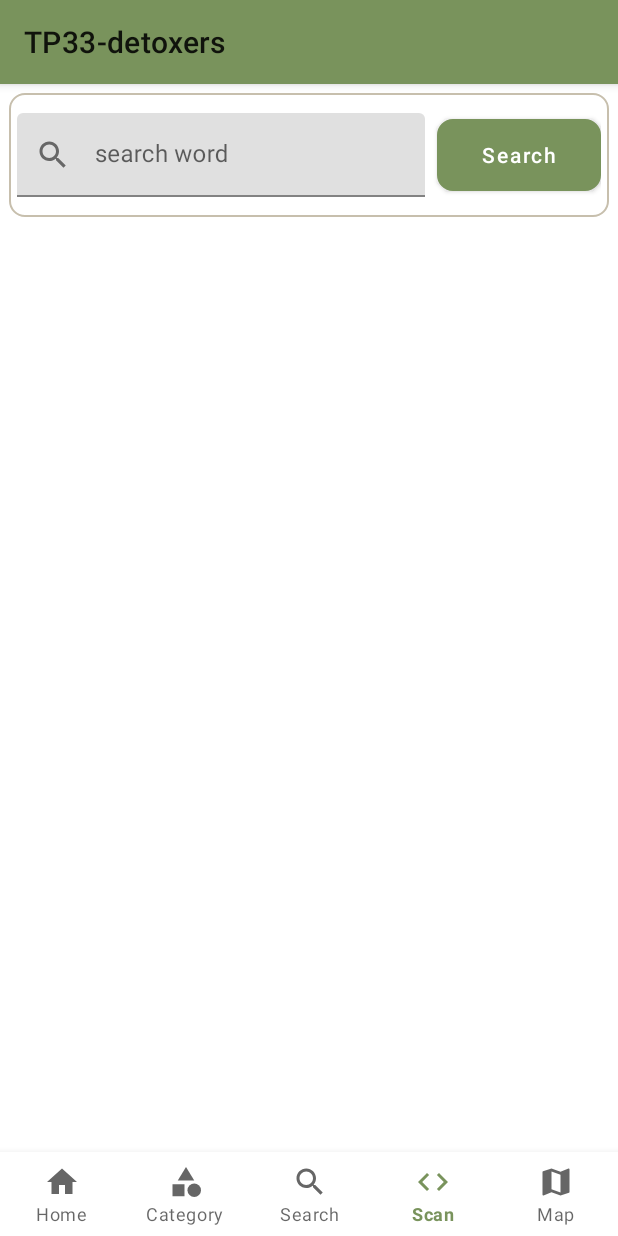
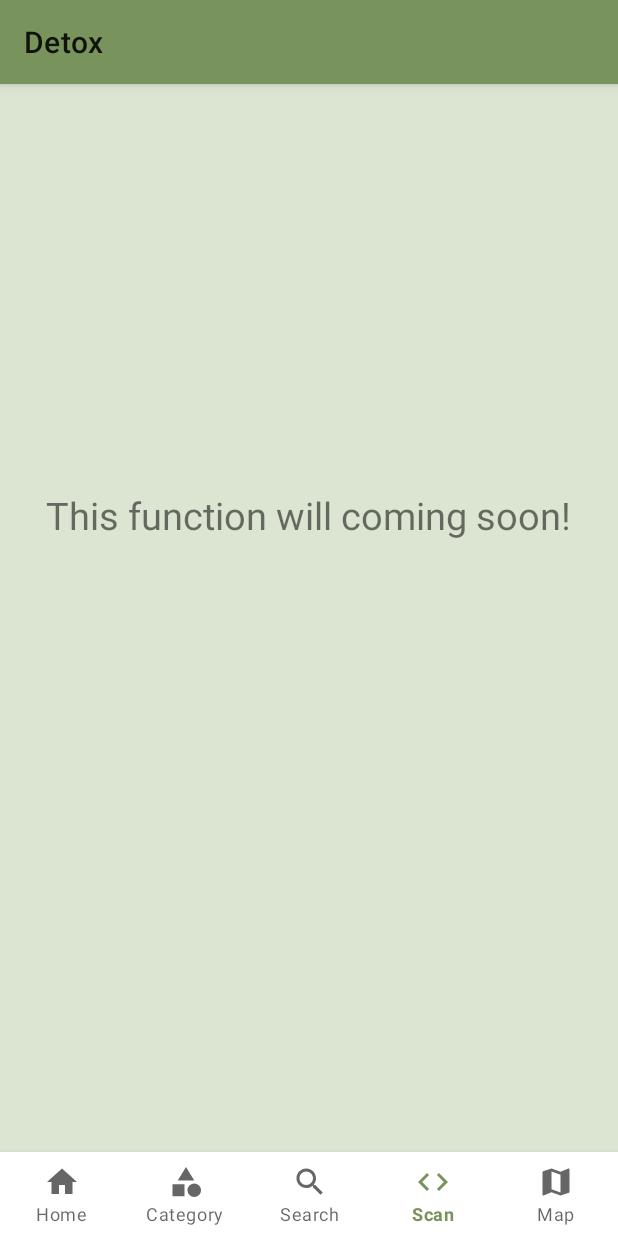
Before and after one commit to ETS-Android3/Detox, an Android app: the screen it shows after launch (MainActivity), item 4 of the bottom bar chosen, on a phone screen of 412 x 824 dp. Run offline under Robolectric (Android 15) with nearby library versions, the phone set to English and light mode, and no system bars.

Commit message:
go back function and icon, title

```diff
--- a/app/src/main/AndroidManifest.xml
+++ b/app/src/main/AndroidManifest.xml
@@ -6,9 +6,9 @@
     <application
         android:usesCleartextTraffic="true"
         android:allowBackup="true"
-        android:icon="@mipmap/ic_launcher"
+        android:icon="@drawable/logo"
         android:label="@string/app_name"
-        android:roundIcon="@mipmap/ic_launcher_round"
+        android:roundIcon="@drawable/logo"
         android:supportsRtl="true"
         android:theme="@style/AppTheme">
         <activity android:name=".MainActivity">
--- a/app/src/main/java/com/example/tp33_detoxers/MainActivity.java
+++ b/app/src/main/java/com/example/tp33_detoxers/MainActivity.java
@@ -11,6 +11,8 @@ import android.view.MenuItem;
 
 import com.example.tp33_detoxers.fragment.CategoryFragment;
 import com.example.tp33_detoxers.fragment.HomeFragment;
+import com.example.tp33_detoxers.fragment.MapFragment;
+import com.example.tp33_detoxers.fragment.ScanFragment;
 import com.example.tp33_detoxers.fragment.SearchFragment;
 import com.google.android.material.bottomnavigation.BottomNavigationView;
 
@@ -43,6 +45,12 @@ public class MainActivity extends AppCompatActivity {
                         case R.id.page_search:
                             replaceFragment(new SearchFragment());
                             break;
+                        case R.id.page_scan:
+                            replaceFragment(new ScanFragment());
+                            break;
+                        case R.id.page_map:
+                            replaceFragment(new MapFragment());
+                            break;
                     }
                     return true;
                 }
@@ -54,6 +62,7 @@ public class MainActivity extends AppCompatActivity {
         FragmentManager fragmentManager = getSupportFragmentManager();
         FragmentTransaction fragmentTransaction = fragmentManager.beginTransaction();
         fragmentTransaction.replace(R.id.container, nextFragment);
+        fragmentTransaction.addToBackStack(null);
         fragmentTransaction.commit();
     }
 }
--- a/app/src/main/java/com/example/tp33_detoxers/fragment/CategoryFragment.java
+++ b/app/src/main/java/com/example/tp33_detoxers/fragment/CategoryFragment.java
@@ -100,7 +100,7 @@ public class CategoryFragment extends Fragment {
         bundle.putString("CATEGORY", category);
         newFrag.setArguments(bundle);
         FragmentManager fm = getFragmentManager();
-        fm.beginTransaction().replace(R.id.container, newFrag).commit();
+        fm.beginTransaction().replace(R.id.container, newFrag).addToBackStack(null).commit();
     }
 
 
--- /dev/null
+++ b/app/src/main/java/com/example/tp33_detoxers/fragment/ScanFragment.java
@@ -0,0 +1,21 @@
+package com.example.tp33_detoxers.fragment;
+
+import android.os.Bundle;
+import android.view.LayoutInflater;
+import android.view.View;
+import android.view.ViewGroup;
+
+import androidx.fragment.app.Fragment;
+
+import com.example.tp33_detoxers.R;
+
+public class ScanFragment extends Fragment {
+    public ScanFragment() {
+    }
+
+    public View onCreateView(LayoutInflater inflater, ViewGroup container,
+                             Bundle savedInstanceState){
+        View scanView = inflater.inflate(R.layout.fragment_map, container, false);
+        return scanView;
+    }
+}
--- /dev/null
+++ b/app/src/main/res/layout/fragment_map.xml
@@ -0,0 +1,20 @@
+<?xml version="1.0" encoding="utf-8"?>
+<androidx.appcompat.widget.LinearLayoutCompat
+    xmlns:android="http://schemas.android.com/apk/res/android" android:layout_width="match_parent"
+    android:layout_height="match_parent"
+    android:orientation="vertical"
+    android:layout_marginBottom="?attr/actionBarSize"
+    android:background="#4D89a866"
+    xmlns:app="http://schemas.android.com/apk/res-auto">
+
+    <TextView
+
+        android:layout_gravity="center"
+        android:layout_marginTop="270dp"
+        android:layout_width="wrap_content"
+        android:layout_height="wrap_content"
+        android:text="This function will coming soon!"
+        android:textSize="25sp" />
+
+
+</androidx.appcompat.widget.LinearLayoutCompat>
--- a/app/src/main/res/values/strings.xml
+++ b/app/src/main/res/values/strings.xml
@@ -1,5 +1,5 @@
 <resources>
-    <string name="app_name">TP33-detoxers</string>
+    <string name="app_name">Detox</string>
 
     <string-array name="illness_array">
         <item>All</item>
```
Also changed, not shown: app/src/main/java/com/example/tp33_detoxers/fragment/MapFragment.java (added, +21 -0 lines), app/src/main/java/com/example/tp33_detoxers/fragment/SearchFragment.java (+16 -6 lines).
